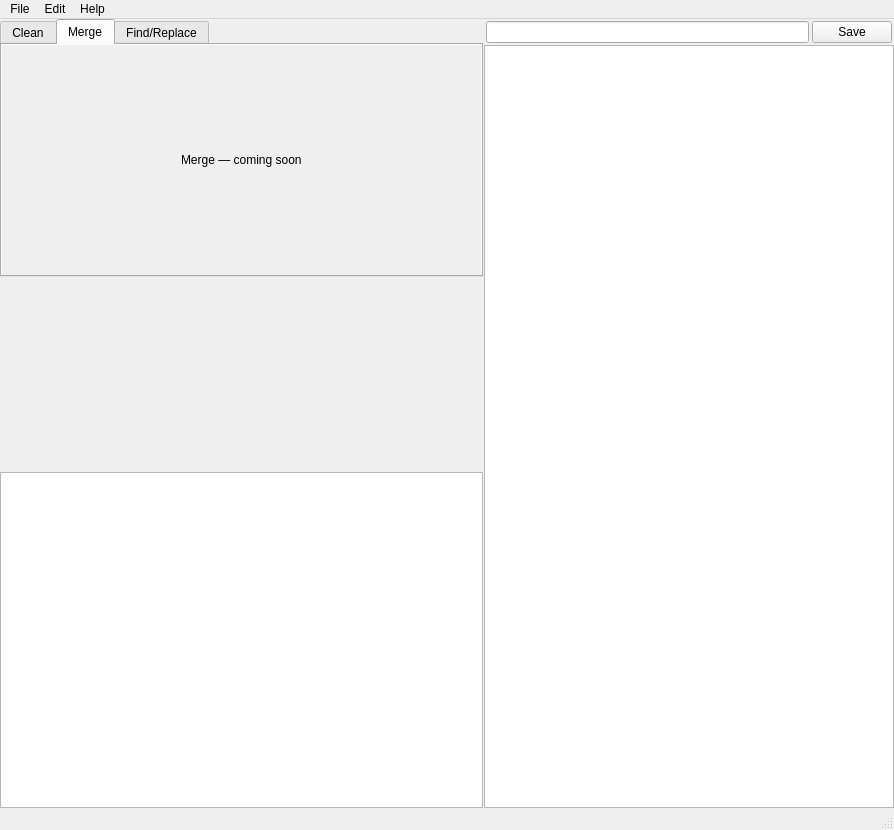
Qt form src/views/ui/main_window.ui (L3Digital-Net/TextTools) before a commit.
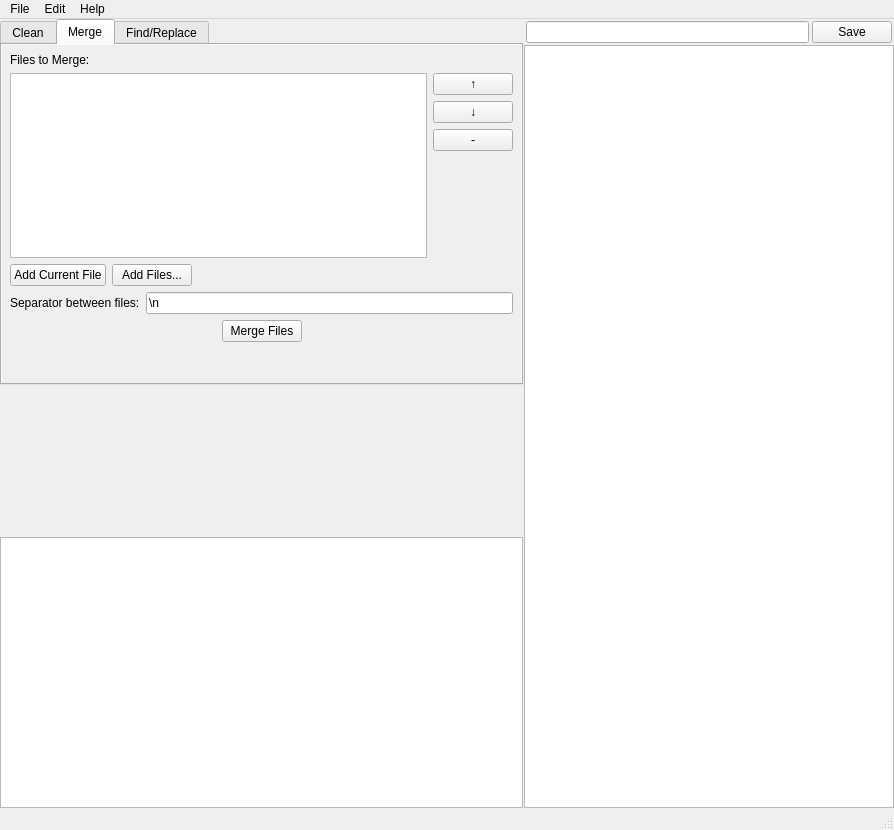
The same form after that commit. The open tabs and pages were chosen to show the change. Icons and pictures are not drawn.

Commit message: feat: implement file merge tab and preferences dialog (v0.4.0)

The edit to the form file:
```diff
--- a/src/views/ui/main_window.ui
+++ b/src/views/ui/main_window.ui
@@ -527,12 +527,110 @@
                         <number>0</number>
                        </property>
                        <item>
-                        <layout class="QGridLayout" name="mergeTabScrollLayout">
-                         <item row="0" column="0" alignment="Qt::AlignmentFlag::AlignCenter">
-                          <widget class="QLabel" name="mergeComingSoonLabel">
-                           <property name="text"><string>Merge — coming soon</string></property>
+                        <layout class="QVBoxLayout" name="mergeMainLayout">
+                         <property name="spacing"><number>6</number></property>
+                         <property name="leftMargin"><number>8</number></property>
+                         <property name="topMargin"><number>8</number></property>
+                         <property name="rightMargin"><number>8</number></property>
+                         <property name="bottomMargin"><number>8</number></property>
+                         <item>
+                          <widget class="QLabel" name="mergeFilesLabel">
+                           <property name="text"><string>Files to Merge:</string></property>
                           </widget>
                          </item>
+                         <item>
+                          <layout class="QHBoxLayout" name="mergeListLayout">
+                           <item>
+                            <widget class="QListWidget" name="mergeFileList"/>
+                           </item>
+                           <item>
+                            <layout class="QVBoxLayout" name="mergeSideButtonLayout">
+                             <item>
+                              <widget class="QPushButton" name="mergeMoveUpButton">
+                               <property name="text"><string>↑</string></property>
+                              </widget>
+                             </item>
+                             <item>
+                              <widget class="QPushButton" name="mergeMoveDownButton">
+                               <property name="text"><string>↓</string></property>
+                              </widget>
+                             </item>
+                             <item>
+                              <widget class="QPushButton" name="mergeRemoveButton">
+                               <property name="text"><string>-</string></property>
+                              </widget>
+                             </item>
+                             <item>
+                              <spacer name="mergeSideButtonSpacer">
+                               <property name="orientation"><enum>Qt::Orientation::Vertical</enum></property>
+                               <property name="sizeHint" stdset="0"><size><width>20</width><height>40</height></size></property>
+                              </spacer>
+                             </item>
+                            </layout>
+                           </item>
+                          </layout>
+                         </item>
+                         <item>
+                          <layout class="QHBoxLayout" name="mergeAddLayout">
+                           <item>
+                            <widget class="QPushButton" name="mergeAddCurrentButton">
+                             <property name="text"><string>Add Current File</string></property>
+                            </widget>
+                           </item>
+                           <item>
+                            <widget class="QPushButton" name="mergeAddFilesButton">
+                             <property name="text"><string>Add Files...</string></property>
+                            </widget>
+                           </item>
+                           <item>
+                            <spacer name="mergeAddSpacer">
+                             <property name="orientation"><enum>Qt::Orientation::Horizontal</enum></property>
+                             <property name="sizeHint" stdset="0"><size><width>40</width><height>20</height></size></property>
+                            </spacer>
+                           </item>
+                          </layout>
+                         </item>
+                         <item>
+                          <layout class="QHBoxLayout" name="mergeSeparatorLayout">
+                           <item>
+                            <widget class="QLabel" name="mergeSeparatorLabel">
+                             <property name="text"><string>Separator between files:</string></property>
+                            </widget>
+                           </item>
+                           <item>
+                            <widget class="QLineEdit" name="mergeSeparatorEdit">
+                             <property name="text"><string>\n</string></property>
+                            </widget>
+                           </item>
+                          </layout>
+                         </item>
+                         <item>
+                          <layout class="QHBoxLayout" name="mergeActionLayout">
+                           <item>
+                            <spacer name="mergeLSpacer">
+                             <property name="orientation"><enum>Qt::Orientation::Horizontal</enum></property>
+                             <property name="sizeHint" stdset="0"><size><width>40</width><height>20</height></size></property>
+                            </spacer>
+                           </item>
+                           <item>
+                            <widget class="QPushButton" name="mergeButton">
+                             <property name="text"><string>Merge Files</string></property>
+                            </widget>
+                           </item>
+                           <item>
+                            <spacer name="mergeRSpacer">
+                             <property name="orientation"><enum>Qt::Orientation::Horizontal</enum></property>
+                             <property name="sizeHint" stdset="0"><size><width>40</width><height>20</height></size></property>
+                            </spacer>
+                           </item>
+                          </layout>
+                         </item>
+                         <item>
+                          <spacer name="mergeBottomSpacer">
+                           <property name="orientation"><enum>Qt::Orientation::Vertical</enum></property>
+                           <property name="sizeHint" stdset="0"><size><width>20</width><height>40</height></size></property>
+                          </spacer>
+                         </item>
                         </layout>
                        </item>
                       </layout>
```
The commit also changes 10 other files.
